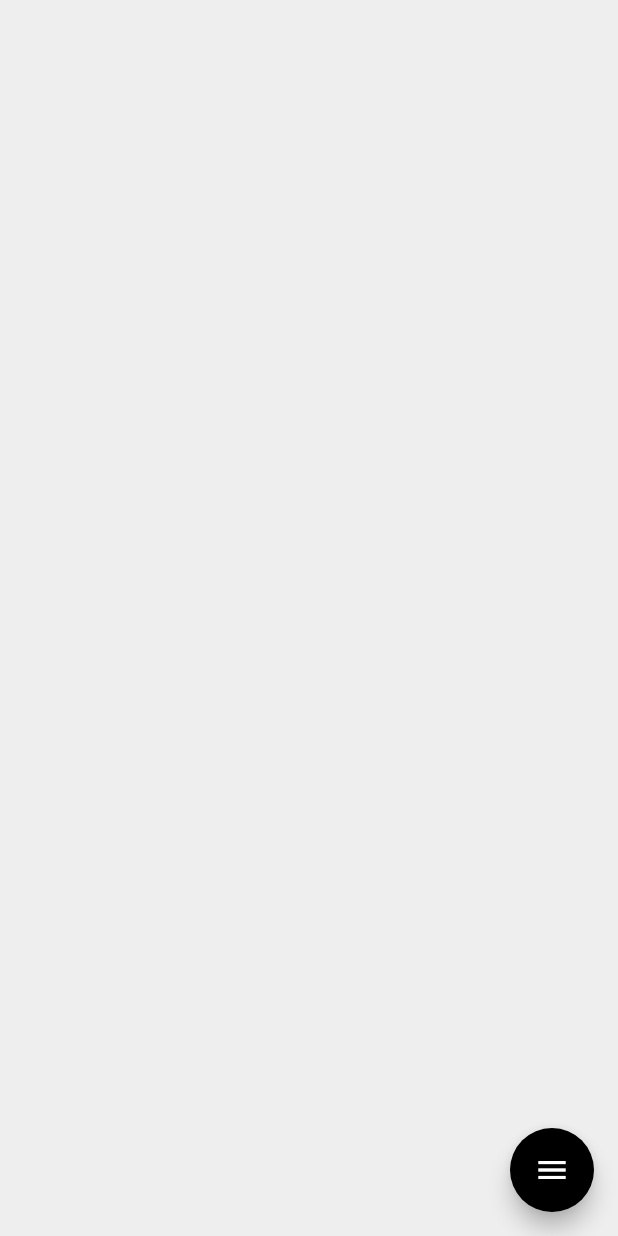
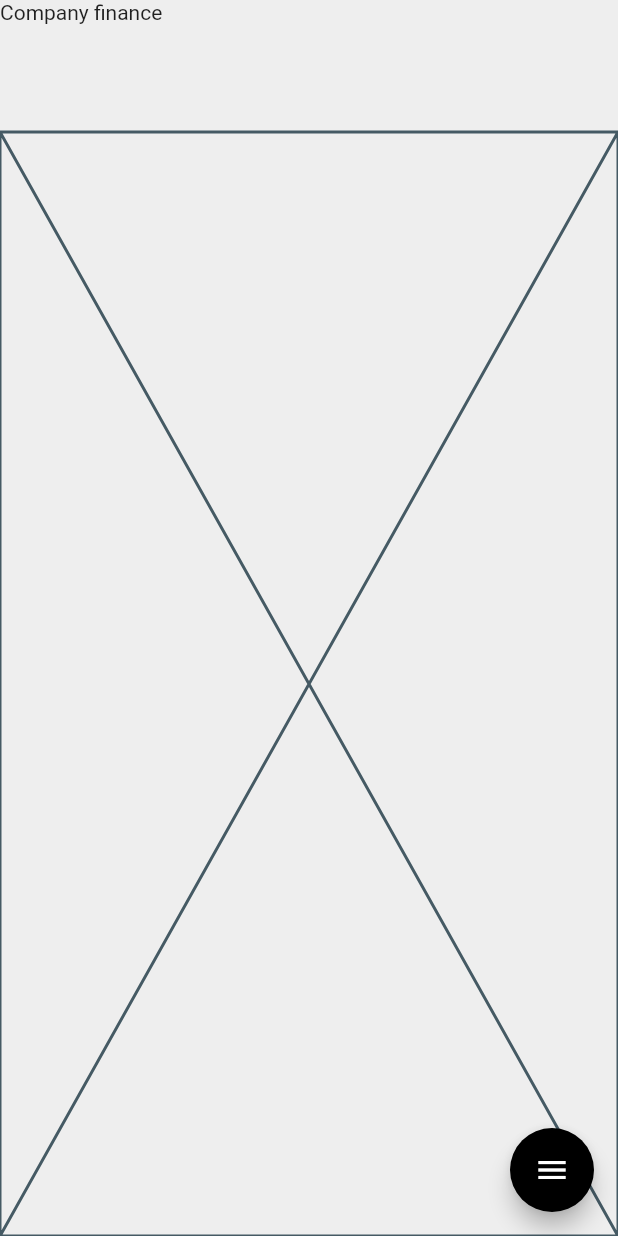
Before and after one commit to JAICHANGPARK/flutter_notebook_19th_story, a Flutter app: the screen it shows after launch, on a phone screen of 412 x 824 dp. Run offline on Flutter 3.47's test engine with Material 2 defaults, Android fonts, the phone set to English and light mode, and no system bars; our stand-ins replace cached_network_image, countup, fl_chart, flutter_riverpod, freezed_annotation, smooth_page_indicator and 1 more.

Commit message:
Update biz_main_page.dart

```diff
--- a/lib/ep1136_business_assistance_app/src/ui/biz_main_page.dart
+++ b/lib/ep1136_business_assistance_app/src/ui/biz_main_page.dart
@@ -22,7 +22,9 @@ class _BizMainPageState extends State<BizMainPage> {
         child: Column(
           crossAxisAlignment: CrossAxisAlignment.start,
           children: [
-
+            Text("Company finance"),
+            SizedBox(height: 72,),
+            Expanded(child: Placeholder()),
           ],
         ),
       ),
```
